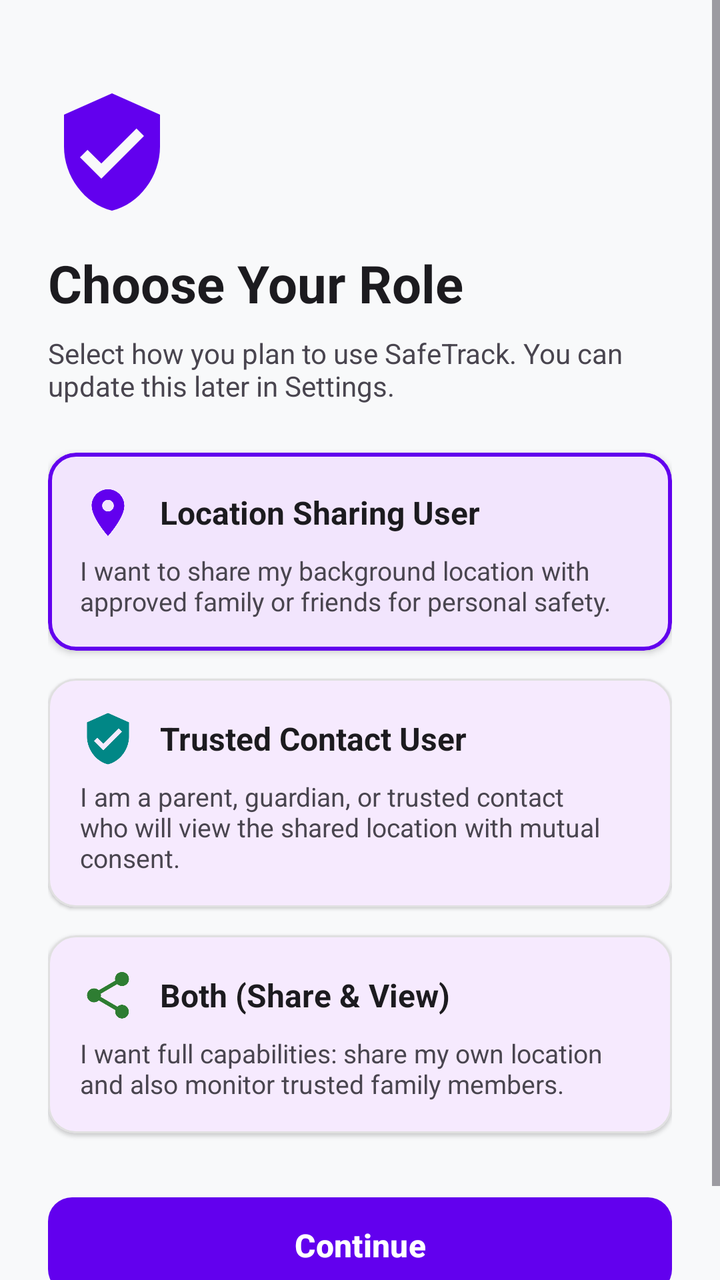
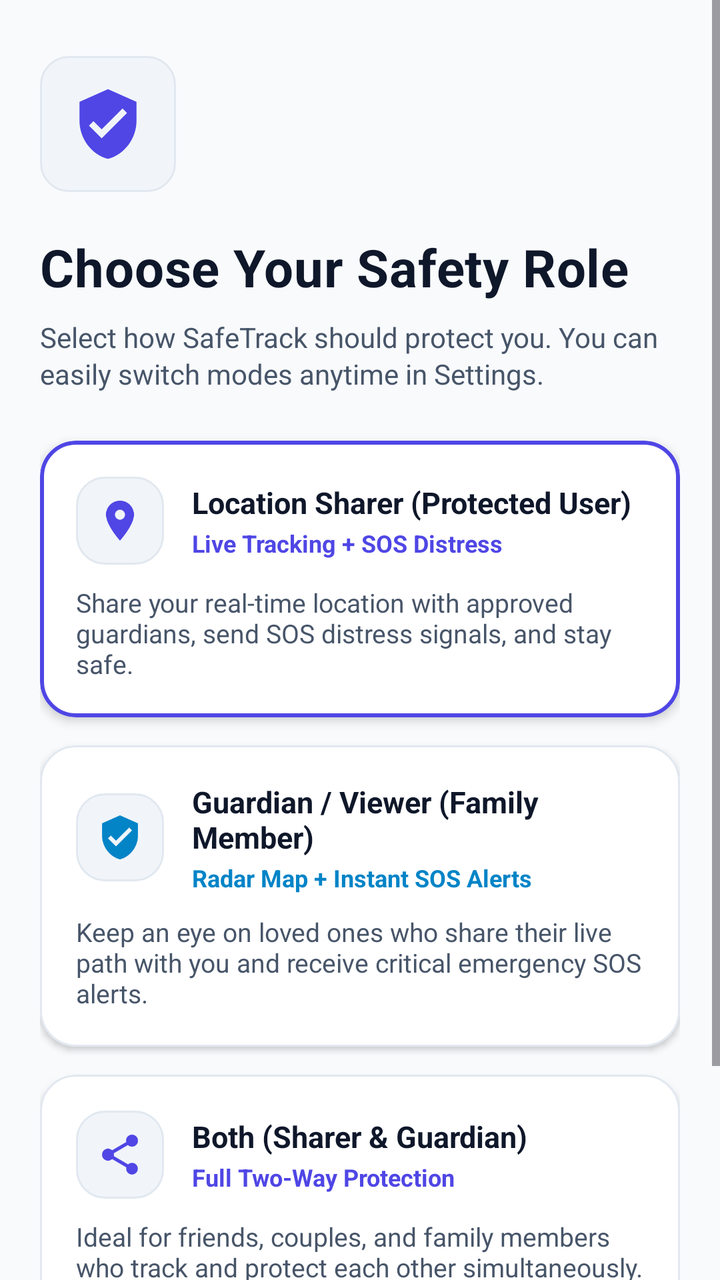

Two renders of the same Android screen: before a commit and after it. Below are the layout's source before the change and the commit's diff.
<!-- AndroidManifest.xml: application theme Theme.SafeTrack -->
<!-- res/layout/activity_role_selection.xml -->
<?xml version="1.0" encoding="utf-8"?>
<ScrollView xmlns:android="http://schemas.android.com/apk/res/android"
    xmlns:app="http://schemas.android.com/apk/res-auto"
    android:layout_width="match_parent"
    android:layout_height="match_parent"
    android:background="@color/background_light"
    android:fillViewport="true">

    <LinearLayout
        android:layout_width="match_parent"
        android:layout_height="wrap_content"
        android:orientation="vertical"
        android:padding="24dp">

        <ImageView
            android:layout_width="64dp"
            android:layout_height="64dp"
            android:layout_marginTop="20dp"
            android:src="@drawable/ic_shield"
            app:tint="@color/primary" />

        <TextView
            android:layout_width="wrap_content"
            android:layout_height="wrap_content"
            android:layout_marginTop="16dp"
            android:text="Choose Your Role"
            android:textColor="@color/text_primary"
            android:textSize="26sp"
            android:textStyle="bold" />

        <TextView
            android:layout_width="wrap_content"
            android:layout_height="wrap_content"
            android:layout_marginTop="8dp"
            android:text="Select how you plan to use SafeTrack. You can update this later in Settings."
            android:textColor="@color/text_secondary"
            android:textSize="14sp" />

        
        <com.google.android.material.card.MaterialCardView
            android:id="@+id/cardRoleFriend"
            android:layout_width="match_parent"
            android:layout_height="wrap_content"
            android:layout_marginTop="24dp"
            app:cardCornerRadius="14dp"
            app:cardElevation="2dp"
            app:strokeColor="@color/primary"
            app:strokeWidth="2dp">

            <LinearLayout
                android:layout_width="match_parent"
                android:layout_height="wrap_content"
                android:orientation="vertical"
                android:padding="16dp">

                <LinearLayout
                    android:layout_width="match_parent"
                    android:layout_height="wrap_content"
                    android:gravity="center_vertical"
                    android:orientation="horizontal">

                    <ImageView
                        android:layout_width="28dp"
                        android:layout_height="28dp"
                        android:src="@drawable/ic_location"
                        app:tint="@color/primary" />

                    <TextView
                        android:layout_width="wrap_content"
                        android:layout_height="wrap_content"
                        android:layout_marginStart="12dp"
                        android:text="Location Sharing User"
                        android:textColor="@color/text_primary"
                        android:textSize="16sp"
                        android:textStyle="bold" />
                </LinearLayout>

                <TextView
                    android:layout_width="match_parent"
                    android:layout_height="wrap_content"
                    android:layout_marginTop="6dp"
                    android:text="I want to share my background location with approved family or friends for personal safety."
                    android:textColor="@color/text_secondary"
                    android:textSize="13sp" />
            </LinearLayout>
        </com.google.android.material.card.MaterialCardView>

        
        <com.google.android.material.card.MaterialCardView
            android:id="@+id/cardRoleViewer"
            android:layout_width="match_parent"
            android:layout_height="wrap_content"
            android:layout_marginTop="14dp"
            app:cardCornerRadius="14dp"
            app:cardElevation="1dp"
            app:strokeColor="@color/divider_color"
            app:strokeWidth="1dp">

            <LinearLayout
                android:layout_width="match_parent"
                android:layout_height="wrap_content"
                android:orientation="vertical"
                android:padding="16dp">

                <LinearLayout
                    android:layout_width="match_parent"
                    android:layout_height="wrap_content"
                    android:gravity="center_vertical"
                    android:orientation="horizontal">

                    <ImageView
                        android:layout_width="28dp"
                        android:layout_height="28dp"
                        android:src="@drawable/ic_shield"
                        app:tint="@color/secondary_variant" />

                    <TextView
                        android:layout_width="wrap_content"
                        android:layout_height="wrap_content"
                        android:layout_marginStart="12dp"
                        android:text="Trusted Contact User"
                        android:textColor="@color/text_primary"
                        android:textSize="16sp"
                        android:textStyle="bold" />
                </LinearLayout>

                <TextView
                    android:layout_width="match_parent"
                    android:layout_height="wrap_content"
                    android:layout_marginTop="6dp"
                    android:text="I am a parent, guardian, or trusted contact who will view the shared location with mutual consent."
                    android:textColor="@color/text_secondary"
                    android:textSize="13sp" />
            </LinearLayout>
        </com.google.android.material.card.MaterialCardView>

        
        <com.google.android.material.card.MaterialCardView
            android:id="@+id/cardRoleBoth"
            android:layout_width="match_parent"
            android:layout_height="wrap_content"
            android:layout_marginTop="14dp"
            app:cardCornerRadius="14dp"
            app:cardElevation="1dp"
            app:strokeColor="@color/divider_color"
            app:strokeWidth="1dp">

            <LinearLayout
                android:layout_width="match_parent"
                android:layout_height="wrap_content"
                android:orientation="vertical"
                android:padding="16dp">

                <LinearLayout
                    android:layout_width="match_parent"
                    android:layout_height="wrap_content"
                    android:gravity="center_vertical"
                    android:orientation="horizontal">

                    <ImageView
                        android:layout_width="28dp"
                        android:layout_height="28dp"
                        android:src="@drawable/ic_share"
                        app:tint="@color/safety_green" />

                    <TextView
                        android:layout_width="wrap_content"
                        android:layout_height="wrap_content"
                        android:layout_marginStart="12dp"
                        android:text="Both (Share &amp; View)"
                        android:textColor="@color/text_primary"
                        android:textSize="16sp"
                        android:textStyle="bold" />
                </LinearLayout>

                <TextView
                    android:layout_width="match_parent"
                    android:layout_height="wrap_content"
                    android:layout_marginTop="6dp"
                    android:text="I want full capabilities: share my own location and also monitor trusted family members."
                    android:textColor="@color/text_secondary"
                    android:textSize="13sp" />
            </LinearLayout>
        </com.google.android.material.card.MaterialCardView>

        <View
            android:layout_width="match_parent"
            android:layout_height="0dp"
            android:layout_weight="1" />

        <com.google.android.material.button.MaterialButton
            android:id="@+id/btnContinueWithRole"
            android:layout_width="match_parent"
            android:layout_height="56dp"
            android:layout_marginTop="28dp"
            android:layout_marginBottom="16dp"
            android:text="Continue"
            android:textSize="16sp"
            android:textStyle="bold"
            app:cornerRadius="12dp" />

    </LinearLayout>
</ScrollView>
<!-- resources referenced by this layout -->
<resources>
  <color name="background_light">#F8F9FA</color>
  <color name="divider_color">#E0E0E0</color>
  <color name="primary">#6200EE</color>
  <color name="safety_green">#2E7D32</color>
  <color name="secondary_variant">#018786</color>
  <color name="text_primary">#1C1B1F</color>
  <color name="text_secondary">#49454F</color>
  <!-- drawable ic_location (drawable) -->
  <vector xmlns:android="http://schemas.android.com/apk/res/android"
      android:width="24dp"
      android:height="24dp"
      android:viewportWidth="24"
      android:viewportHeight="24">
      <path
          android:fillColor="#6200EE"
          android:pathData="M12,2C8.13,2 5,5.13 5,9c0,5.25 7,13 7,13s7,-7.75 7,-13c0,-3.87,-3.13,-7,-7,-7zm0,9.5c-1.38,0,-2.5,-1.12,-2.5,-2.5s1.12,-2.5 2.5,-2.5 2.5,1.12 2.5,2.5 -1.12,2.5 -2.5,2.5z"/>
  </vector>
  <!-- drawable ic_shield (drawable) -->
  <vector xmlns:android="http://schemas.android.com/apk/res/android"
      android:width="24dp"
      android:height="24dp"
      android:viewportWidth="24"
      android:viewportHeight="24">
      <path
          android:fillColor="#6200EE"
          android:pathData="M12,1L3,5v6c0,5.55 3.84,10.74 9,12 5.16,-1.26 9,-6.45 9,-12V5l-9,-4zm-2,16l-4,-4 1.41,-1.41L10,14.17l6.59,-6.59L18,9l-8,8z"/>
  </vector>
  <style name="Theme.SafeTrack" parent="Theme.Material3.DayNight.NoActionBar">
          
          <item name="colorPrimary">@color/primary</item>
          <item name="colorPrimaryVariant">@color/primary_variant</item>
          <item name="colorOnPrimary">@color/surface_light</item>
          
          <item name="colorSecondary">@color/secondary</item>
          <item name="colorSecondaryVariant">@color/secondary_variant</item>
          <item name="colorOnSecondary">@color/text_primary</item>
          
          <item name="android:statusBarColor">@color/primary_variant</item>
          <item name="android:windowLightStatusBar">false</item>
          <item name="android:windowBackground">@color/background_light</item>
      </style>
  <color name="primary_variant">#3700B3</color>
  <color name="surface_light">#FFFFFF</color>
  <color name="secondary">#03DAC6</color>
  <!-- unchanged entries left out for length: 1 -->
</resources>

<!-- the commit's change to res/layout/activity_role_selection.xml (unified diff, before → after) -->
@@ -10,20 +10,30 @@
         android:layout_width="match_parent"
         android:layout_height="wrap_content"
         android:orientation="vertical"
-        android:padding="24dp">
-
-        <ImageView
-            android:layout_width="64dp"
-            android:layout_height="64dp"
-            android:layout_marginTop="20dp"
-            android:src="@drawable/ic_shield"
-            app:tint="@color/primary" />
+        android:paddingStart="20dp"
+        android:paddingTop="28dp"
+        android:paddingEnd="20dp"
+        android:paddingBottom="24dp">
+
+        <FrameLayout
+            android:layout_width="68dp"
+            android:layout_height="68dp"
+            android:background="@drawable/bg_stat_card">
+
+            <ImageView
+                android:layout_width="38dp"
+                android:layout_height="38dp"
+                android:layout_gravity="center"
+                android:src="@drawable/ic_shield_check"
+                app:tint="@color/primary" />
+        </FrameLayout>
 
         <TextView
             android:layout_width="wrap_content"
             android:layout_height="wrap_content"
-            android:layout_marginTop="16dp"
-            android:text="Choose Your Role"
+            android:layout_marginTop="20dp"
+            android:letterSpacing="0.01"
+            android:text="Choose Your Safety Role"
             android:textColor="@color/text_primary"
             android:textSize="26sp"
             android:textStyle="bold" />
@@ -32,7 +42,8 @@
             android:layout_width="wrap_content"
             android:layout_height="wrap_content"
             android:layout_marginTop="8dp"
-            android:text="Select how you plan to use SafeTrack. You can update this later in Settings."
+            android:lineSpacingExtra="2dp"
+            android:text="Select how SafeTrack should protect you. You can easily switch modes anytime in Settings."
             android:textColor="@color/text_secondary"
             android:textSize="14sp" />
 
@@ -42,8 +53,8 @@
             android:layout_width="match_parent"
             android:layout_height="wrap_content"
             android:layout_marginTop="24dp"
-            app:cardCornerRadius="14dp"
-            app:cardElevation="2dp"
+            app:cardCornerRadius="18dp"
+            app:cardElevation="3dp"
             app:strokeColor="@color/primary"
             app:strokeWidth="2dp">
 
@@ -51,7 +62,7 @@
                 android:layout_width="match_parent"
                 android:layout_height="wrap_content"
                 android:orientation="vertical"
-                android:padding="16dp">
+                android:padding="18dp">
 
                 <LinearLayout
                     android:layout_width="match_parent"
@@ -59,27 +70,50 @@
                     android:gravity="center_vertical"
                     android:orientation="horizontal">
 
-                    <ImageView
-                        android:layout_width="28dp"
-                        android:layout_height="28dp"
-                        android:src="@drawable/ic_location"
-                        app:tint="@color/primary" />
-
-                    <TextView
-                        android:layout_width="wrap_content"
+                    <FrameLayout
+                        android:layout_width="44dp"
+                        android:layout_height="44dp"
+                        android:background="@drawable/bg_stat_card">
+
+                        <ImageView
+                            android:layout_width="24dp"
+                            android:layout_height="24dp"
+                            android:layout_gravity="center"
+                            android:src="@drawable/ic_location"
+                            app:tint="@color/primary" />
+                    </FrameLayout>
+
+                    <LinearLayout
+                        android:layout_width="0dp"
                         android:layout_height="wrap_content"
-                        android:layout_marginStart="12dp"
-                        android:text="Location Sharing User"
-                        android:textColor="@color/text_primary"
-                        android:textSize="16sp"
-                        android:textStyle="bold" />
+                        android:layout_marginStart="14dp"
+                        android:layout_weight="1"
+                        android:orientation="vertical">
+
+                        <TextView
+                            android:layout_width="wrap_content"
+                            android:layout_height="wrap_content"
+                            android:text="Location Sharer (Protected User)"
+                            android:textColor="@color/text_primary"
+                            android:textSize="15sp"
+                            android:textStyle="bold" />
+
+                        <TextView
+                            android:layout_width="wrap_content"
+                            android:layout_height="wrap_content"
+                            android:layout_marginTop="2dp"
+                            android:text="Live Tracking + SOS Distress"
+                            android:textColor="@color/primary"
+                            android:textSize="12sp"
+                            android:textStyle="bold" />
+                    </LinearLayout>
                 </LinearLayout>
 
                 <TextView
                     android:layout_width="match_parent"
                     android:layout_height="wrap_content"
-                    android:layout_marginTop="6dp"
-                    android:text="I want to share my background location with approved family or friends for personal safety."
+                    android:layout_marginTop="10dp"
+                    android:text="Share your real-time location with approved guardians, send SOS distress signals, and stay safe."
                     android:textColor="@color/text_secondary"
                     android:textSize="13sp" />
             </LinearLayout>
@@ -91,16 +125,16 @@
             android:layout_width="match_parent"
             android:layout_height="wrap_content"
             android:layout_marginTop="14dp"
-            app:cardCornerRadius="14dp"
-            app:cardElevation="1dp"
-            app:strokeColor="@color/divider_color"
+            app:cardCornerRadius="18dp"
+            app:cardElevation="2dp"
+            app:strokeColor="@color/card_stroke"
             app:strokeWidth="1dp">
 
             <LinearLayout
                 android:layout_width="match_parent"
                 android:layout_height="wrap_content"
                 android:orientation="vertical"
-                android:padding="16dp">
+                android:padding="18dp">
 
                 <LinearLayout
                     android:layout_width="match_parent"
@@ -108,27 +142,50 @@
                     android:gravity="center_vertical"
                     android:orientation="horizontal">
 
-                    <ImageView
-                        android:layout_width="28dp"
-                        android:layout_height="28dp"
-                        android:src="@drawable/ic_shield"
-                        app:tint="@color/secondary_variant" />
-
-                    <TextView
-                        android:layout_width="wrap_content"
+                    <FrameLayout
+                        android:layout_width="44dp"
+                        android:layout_height="44dp"
+                        android:background="@drawable/bg_stat_card">
+
+                        <ImageView
+                            android:layout_width="24dp"
+                            android:layout_height="24dp"
+                            android:layout_gravity="center"
+                            android:src="@drawable/ic_shield_check"
+                            app:tint="@color/secondary_variant" />
+                    </FrameLayout>
+
+                    <LinearLayout
+                        android:layout_width="0dp"
                         android:layout_height="wrap_content"
-                        android:layout_marginStart="12dp"
-                        android:text="Trusted Contact User"
-                        android:textColor="@color/text_primary"
-                        android:textSize="16sp"
-                        android:textStyle="bold" />
+                        android:layout_marginStart="14dp"
+                        android:layout_weight="1"
+                        android:orientation="vertical">
+
+                        <TextView
+                            android:layout_width="wrap_content"
+                            android:layout_height="wrap_content"
+                            android:text="Guardian / Viewer (Family Member)"
+                            android:textColor="@color/text_primary"
+                            android:textSize="15sp"
+                            android:textStyle="bold" />
+
+                        <TextView
+                            android:layout_width="wrap_content"
+                            android:layout_height="wrap_content"
+                            android:layout_marginTop="2dp"
+                            android:text="Radar Map + Instant SOS Alerts"
+                            android:textColor="@color/secondary_variant"
+                            android:textSize="12sp"
+                            android:textStyle="bold" />
+                    </LinearLayout>
                 </LinearLayout>
 
                 <TextView
                     android:layout_width="match_parent"
                     android:layout_height="wrap_content"
-                    android:layout_marginTop="6dp"
-                    android:text="I am a parent, guardian, or trusted contact who will view the shared location with mutual consent."
+                    android:layout_marginTop="10dp"
+                    android:text="Keep an eye on loved ones who share their live path with you and receive critical emergency SOS alerts."
                     android:textColor="@color/text_secondary"
                     android:textSize="13sp" />
             </LinearLayout>
@@ -140,16 +197,16 @@
             android:layout_width="match_parent"
             android:layout_height="wrap_content"
             android:layout_marginTop="14dp"
-            app:cardCornerRadius="14dp"
-            app:cardElevation="1dp"
-            app:strokeColor="@color/divider_color"
+            app:cardCornerRadius="18dp"
+            app:cardElevation="2dp"
+            app:strokeColor="@color/card_stroke"
             app:strokeWidth="1dp">
 
             <LinearLayout
                 android:layout_width="match_parent"
                 android:layout_height="wrap_content"
                 android:orientation="vertical"
-                android:padding="16dp">
+                android:padding="18dp">
 
                 <LinearLayout
                     android:layout_width="match_parent"
@@ -157,27 +214,50 @@
                     android:gravity="center_vertical"
                     android:orientation="horizontal">
 
-                    <ImageView
-                        android:layout_width="28dp"
-                        android:layout_height="28dp"
-                        android:src="@drawable/ic_share"
-                        app:tint="@color/safety_green" />
-
-                    <TextView
-                        android:layout_width="wrap_content"
+                    <FrameLayout
+                        android:layout_width="44dp"
+                        android:layout_height="44dp"
+                        android:background="@drawable/bg_stat_card">
+
+                        <ImageView
+                            android:layout_width="24dp"
+                            android:layout_height="24dp"
+                            android:layout_gravity="center"
+                            android:src="@drawable/ic_share"
+                            app:tint="@color/primary" />
+                    </FrameLayout>
+
+                    <LinearLayout
+                        android:layout_width="0dp"
                         android:layout_height="wrap_content"
-                        android:layout_marginStart="12dp"
-                        android:text="Both (Share &amp; View)"
-                        android:textColor="@color/text_primary"
-                        android:textSize="16sp"
-                        android:textStyle="bold" />
+                        android:layout_marginStart="14dp"
+                        android:layout_weight="1"
+                        android:orientation="vertical">
+
+                        <TextView
+                            android:layout_width="wrap_content"
+                            android:layout_height="wrap_content"
+                            android:text="Both (Sharer &amp; Guardian)"
+                            android:textColor="@color/text_primary"
+                            android:textSize="15sp"
+                            android:textStyle="bold" />
+
+                        <TextView
+                            android:layout_width="wrap_content"
+                            android:layout_height="wrap_content"
+                            android:layout_marginTop="2dp"
+                            android:text="Full Two-Way Protection"
+                            android:textColor="@color/primary"
+                            android:textSize="12sp"
+                            android:textStyle="bold" />
+                    </LinearLayout>
                 </LinearLayout>
 
                 <TextView
                     android:layout_width="match_parent"
                     android:layout_height="wrap_content"
-                    android:layout_marginTop="6dp"
-                    android:text="I want full capabilities: share my own location and also monitor trusted family members."
+                    android:layout_marginTop="10dp"
+                    android:text="Ideal for friends, couples, and family members who track and protect each other simultaneously."
                     android:textColor="@color/text_secondary"
                     android:textSize="13sp" />
             </LinearLayout>
@@ -193,11 +273,12 @@
             android:layout_width="match_parent"
             android:layout_height="56dp"
             android:layout_marginTop="28dp"
-            android:layout_marginBottom="16dp"
-            android:text="Continue"
+            android:text="Confirm &amp; Proceed"
+            android:textColor="@color/surface_light"
             android:textSize="16sp"
             android:textStyle="bold"
-            app:cornerRadius="12dp" />
+            app:backgroundTint="@color/primary"
+            app:cornerRadius="16dp" />
 
     </LinearLayout>
 </ScrollView>
<!-- resource entries referenced after the edit -->
@@ -1,12 +1,21 @@
 <!-- resources referenced by this layout -->
 <resources>
-  <color name="background_light">#F8F9FA</color>
-  <color name="divider_color">#E0E0E0</color>
-  <color name="primary">#6200EE</color>
-  <color name="safety_green">#2E7D32</color>
-  <color name="secondary_variant">#018786</color>
-  <color name="text_primary">#1C1B1F</color>
-  <color name="text_secondary">#49454F</color>
+  <color name="background_light">#F8FAFC</color>
+  <color name="card_stroke">#E2E8F0</color>
+  <color name="primary">#4F46E5</color>
+  <color name="secondary_variant">#0284C7</color>
+  <color name="text_primary">#0F172A</color>
+  <color name="text_secondary">#475569</color>
+  <!-- drawable bg_stat_card (drawable) -->
+  <?xml version="1.0" encoding="utf-8"?>
+  <shape xmlns:android="http://schemas.android.com/apk/res/android"
+      android:shape="rectangle">
+      <solid android:color="#F1F5F9" />
+      <stroke
+          android:width="1dp"
+          android:color="#E2E8F0" />
+      <corners android:radius="14dp" />
+  </shape>
   <!-- drawable ic_location (drawable) -->
   <vector xmlns:android="http://schemas.android.com/apk/res/android"
       android:width="24dp"
@@ -17,33 +26,54 @@
           android:fillColor="#6200EE"
           android:pathData="M12,2C8.13,2 5,5.13 5,9c0,5.25 7,13 7,13s7,-7.75 7,-13c0,-3.87,-3.13,-7,-7,-7zm0,9.5c-1.38,0,-2.5,-1.12,-2.5,-2.5s1.12,-2.5 2.5,-2.5 2.5,1.12 2.5,2.5 -1.12,2.5 -2.5,2.5z"/>
   </vector>
-  <!-- drawable ic_shield (drawable) -->
+  <!-- drawable ic_shield_check (drawable) -->
   <vector xmlns:android="http://schemas.android.com/apk/res/android"
       android:width="24dp"
       android:height="24dp"
       android:viewportWidth="24"
       android:viewportHeight="24">
-      <path
-          android:fillColor="#6200EE"
-          android:pathData="M12,1L3,5v6c0,5.55 3.84,10.74 9,12 5.16,-1.26 9,-6.45 9,-12V5l-9,-4zm-2,16l-4,-4 1.41,-1.41L10,14.17l6.59,-6.59L18,9l-8,8z"/>
+    <path
+        android:fillColor="#FF000000"
+        android:pathData="M12,1L3,5v6c0,5.55 3.84,10.74 9,12c5.16,-1.26 9,-6.45 9,-12V5L12,1zM10,16.5l-4,-4l1.41,-1.41L10,13.67l6.59,-6.59L18,8.5L10,16.5z"/>
   </vector>
   <style name="Theme.SafeTrack" parent="Theme.Material3.DayNight.NoActionBar">
           
           <item name="colorPrimary">@color/primary</item>
-          <item name="colorPrimaryVariant">@color/primary_variant</item>
+          <item name="colorPrimaryVariant">@color/primary_dark</item>
           <item name="colorOnPrimary">@color/surface_light</item>
+          <item name="colorPrimaryContainer">@color/primary_light</item>
+          <item name="colorOnPrimaryContainer">@color/primary_dark</item>
+  
           
           <item name="colorSecondary">@color/secondary</item>
           <item name="colorSecondaryVariant">@color/secondary_variant</item>
-          <item name="colorOnSecondary">@color/text_primary</item>
+          <item name="colorOnSecondary">@color/surface_light</item>
+          <item name="colorSecondaryContainer">@color/secondary_light</item>
+          <item name="colorOnSecondaryContainer">@color/secondary_variant</item>
+  
           
           <item name="android:statusBarColor">@color/primary_variant</item>
           <item name="android:windowLightStatusBar">false</item>
+          <item name="android:navigationBarColor">@color/surface_light</item>
+          <item name="android:windowLightNavigationBar" tools:targetApi="o_mr1">true</item>
           <item name="android:windowBackground">@color/background_light</item>
+  
+          
+          <item name="materialCardViewStyle">@style/Widget.SafeTrack.Card</item>
       </style>
-  <color name="primary_variant">#3700B3</color>
+  <color name="primary_dark">#3730A3</color>
+  <color name="primary_light">#EEF2FF</color>
+  <color name="primary_variant">#312E81</color>
+  <style name="Widget.SafeTrack.Card" parent="Widget.Material3.CardView.Elevated">
+          <item name="cardElevation">2dp</item>
+          <item name="cardCornerRadius">16dp</item>
+          <item name="strokeColor">@color/card_stroke</item>
+          <item name="strokeWidth">1dp</item>
+          <item name="cardBackgroundColor">@color/surface_light</item>
+      </style>
   <color name="surface_light">#FFFFFF</color>
-  <color name="secondary">#03DAC6</color>
+  <color name="secondary">#0EA5E9</color>
+  <color name="secondary_light">#E0F2FE</color>
   <!-- unchanged entries left out for length: 1 -->
 </resources>
 
